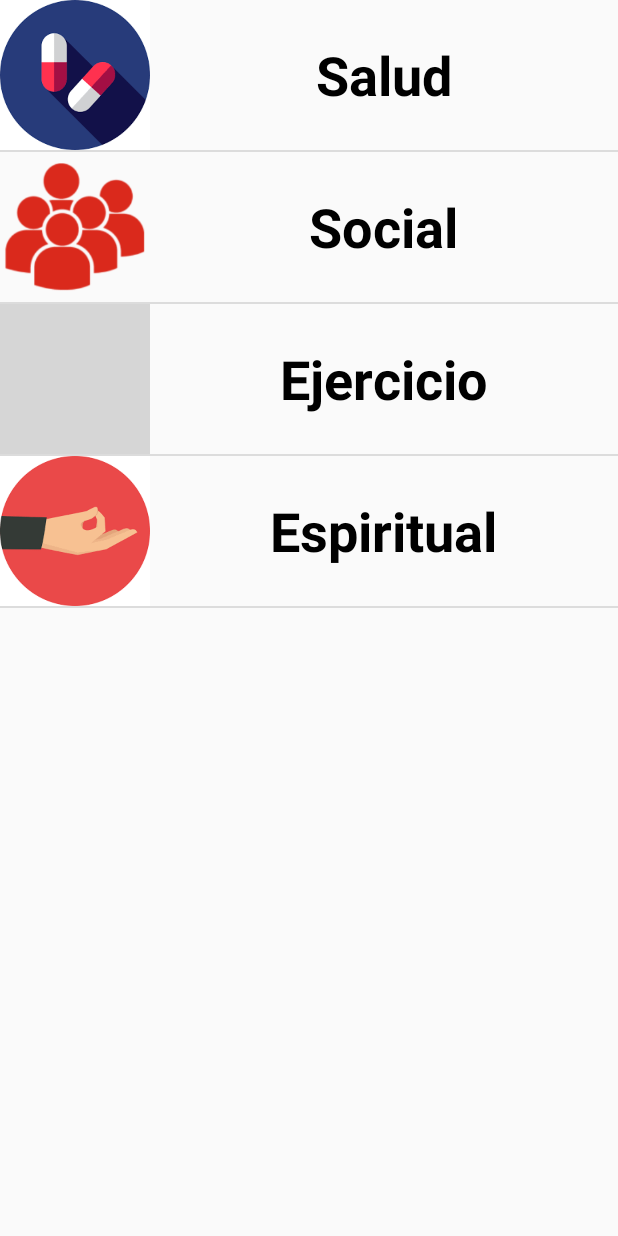
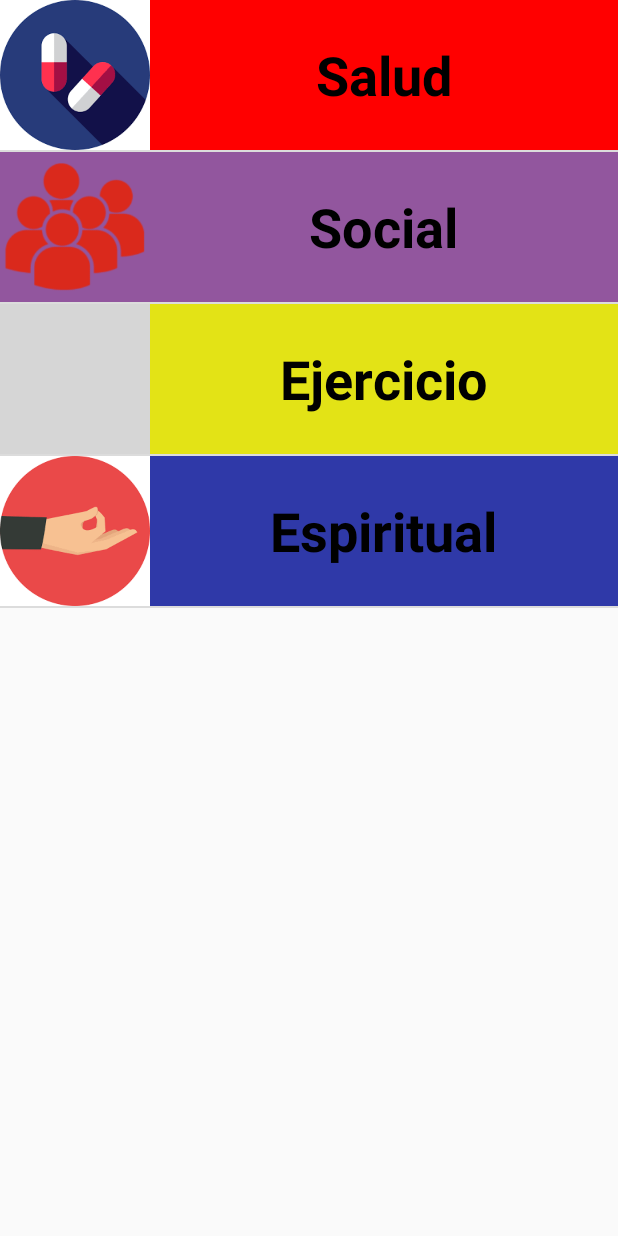
Before and after one commit to hdsalazar9/LosLinces-DesarrolloParaMoviles, an Android app: the MainMenu screen opened directly, with no data from a screen before it, on a phone screen of 412 x 824 dp. Run offline under Robolectric (Android 15) with nearby library versions, the phone set to English and light mode, and no system bars; grey boxes are pictures that could not be loaded.

Commit message:
Add color background to MainMenu

```diff
--- a/app/src/main/java/itesm/mx/saludintegral/adapters/MenuItemAdapter.java
+++ b/app/src/main/java/itesm/mx/saludintegral/adapters/MenuItemAdapter.java
@@ -1,11 +1,13 @@
 package itesm.mx.saludintegral.adapters;
 
 import android.content.Context;
+import android.support.v4.content.res.ResourcesCompat;
 import android.view.LayoutInflater;
 import android.view.View;
 import android.view.ViewGroup;
 import android.widget.ArrayAdapter;
 import android.widget.ImageView;
+import android.widget.LinearLayout;
 import android.widget.TextView;
 
 import java.util.ArrayList;
@@ -36,10 +38,30 @@ public class MenuItemAdapter extends ArrayAdapter<MenuItem> {
 
         TextView tvItemTitle = convertView.findViewById(R.id.tvItemTitle);
         ImageView ivMenuImage = convertView.findViewById(R.id.ivItemImage);
+        LinearLayout linearLayout = convertView.findViewById(R.id.ll_menu_row);
 
         tvItemTitle.setText(mItem.getTitle());
         ivMenuImage.setImageResource(mItem.getImage());
 
+        switch (mItem.getTitle()){
+            case "Salud":
+                linearLayout.setBackgroundColor(ResourcesCompat.getColor(
+                        getContext().getResources(),R.color.colorSalud, null));
+                break;
+            case "Social":
+                linearLayout.setBackgroundColor(ResourcesCompat.getColor(
+                        getContext().getResources(),R.color.colorSocial, null));
+                break;
+            case "Ejercicio":
+                linearLayout.setBackgroundColor(ResourcesCompat.getColor(
+                        getContext().getResources(),R.color.colorEjercicio, null));
+                break;
+            case "Espiritual":
+                linearLayout.setBackgroundColor(ResourcesCompat.getColor(
+                        getContext().getResources(),R.color.colorEspiritual, null));
+                break;
+        }
+
         return convertView;
     }
 }
--- a/app/src/main/res/layout/menu_row.xml
+++ b/app/src/main/res/layout/menu_row.xml
@@ -1,21 +1,21 @@
 <?xml version="1.0" encoding="utf-8"?>
-<LinearLayout
+<LinearLayout xmlns:android="http://schemas.android.com/apk/res/android"
+    android:id="@+id/ll_menu_row"
     android:layout_width="match_parent"
     android:layout_height="match_parent"
-    android:orientation="horizontal"
-    xmlns:android="http://schemas.android.com/apk/res/android"
-    android:layout_marginVertical="10dp">
+    android:layout_marginVertical="10dp"
+    android:orientation="horizontal">
 
     <ImageView
+        android:id="@+id/ivItemImage"
         android:layout_width="100dp"
         android:layout_height="100dp"
-        android:id="@+id/ivItemImage"
-        android:src="@mipmap/ic_launcher"/>
+        android:src="@mipmap/ic_launcher" />
 
     <LinearLayout
-        android:orientation="vertical"
         android:layout_width="match_parent"
-        android:layout_height="100dp">
+        android:layout_height="100dp"
+        android:orientation="vertical">
 
         <RelativeLayout
             android:layout_width="match_parent"
--- a/app/src/main/res/values/colors.xml
+++ b/app/src/main/res/values/colors.xml
@@ -3,4 +3,8 @@
     <color name="colorPrimary">#3F51B5</color>
     <color name="colorPrimaryDark">#303F9F</color>
     <color name="colorAccent">#FF4081</color>
+    <color name="colorSalud">#FFFF0000</color>
+    <color name="colorSocial">#FF92569E</color>
+    <color name="colorEjercicio">#FFE3E316</color>
+    <color name="colorEspiritual">#FF2F39A8</color>
 </resources>
```
